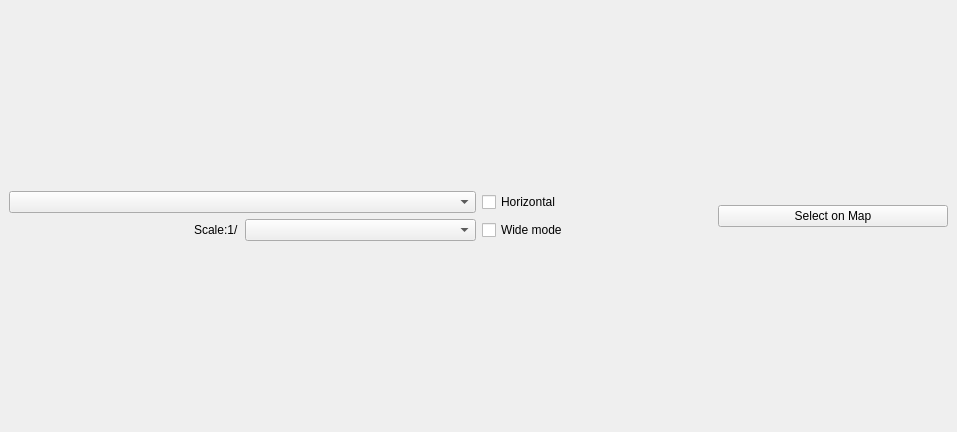
Old version of the form ezprinter_dockwidget_base.ui in the repository Kanahiro/EZPrinter.
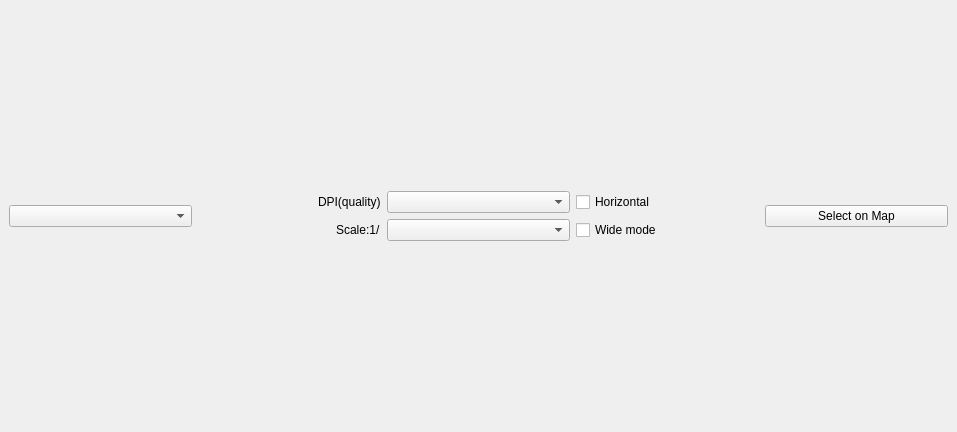
New version of the form.

```diff
--- a/ezprinter_dockwidget_base.ui
+++ b/ezprinter_dockwidget_base.ui
@@ -17,34 +17,44 @@
    <layout class="QGridLayout" name="gridLayout">
     <item row="0" column="0">
      <layout class="QGridLayout" name="gridLayout_2">
-      <item row="1" column="2">
-       <widget class="QCheckBox" name="horizontalCheckBox">
+      <item row="1" column="3">
+       <widget class="QComboBox" name="dpiComboBox"/>
+      </item>
+      <item row="2" column="3">
+       <widget class="QComboBox" name="scalesComboBox"/>
+      </item>
+      <item row="1" column="2" alignment="Qt::AlignRight">
+       <widget class="QLabel" name="label_2">
         <property name="text">
-         <string>Horizontal</string>
+         <string>DPI(quality)</string>
         </property>
        </widget>
       </item>
-      <item row="2" column="0" alignment="Qt::AlignRight">
+      <item row="2" column="2" alignment="Qt::AlignRight">
        <widget class="QLabel" name="label">
         <property name="text">
          <string>Scale:1/</string>
         </property>
        </widget>
       </item>
-      <item row="2" column="1">
-       <widget class="QComboBox" name="scalesComboBox"/>
+      <item row="1" column="4">
+       <widget class="QCheckBox" name="horizontalCheckBox">
+        <property name="text">
+         <string>Horizontal</string>
+        </property>
+       </widget>
       </item>
-      <item row="1" column="0" colspan="2">
-       <widget class="QComboBox" name="papersComboBox"/>
-      </item>
-      <item row="2" column="2">
-       <widget class="QCheckBox" name="checkBox">
+      <item row="2" column="4">
+       <widget class="QCheckBox" name="wideModeCheckBox">
         <property name="text">
          <string>Wide mode</string>
         </property>
        </widget>
       </item>
-      <item row="1" column="3" rowspan="2">
+      <item row="1" column="1" rowspan="2">
+       <widget class="QComboBox" name="papersComboBox"/>
+      </item>
+      <item row="1" column="5" rowspan="2">
        <widget class="QPushButton" name="selectButton">
         <property name="text">
          <string>Select on Map</string>
```
